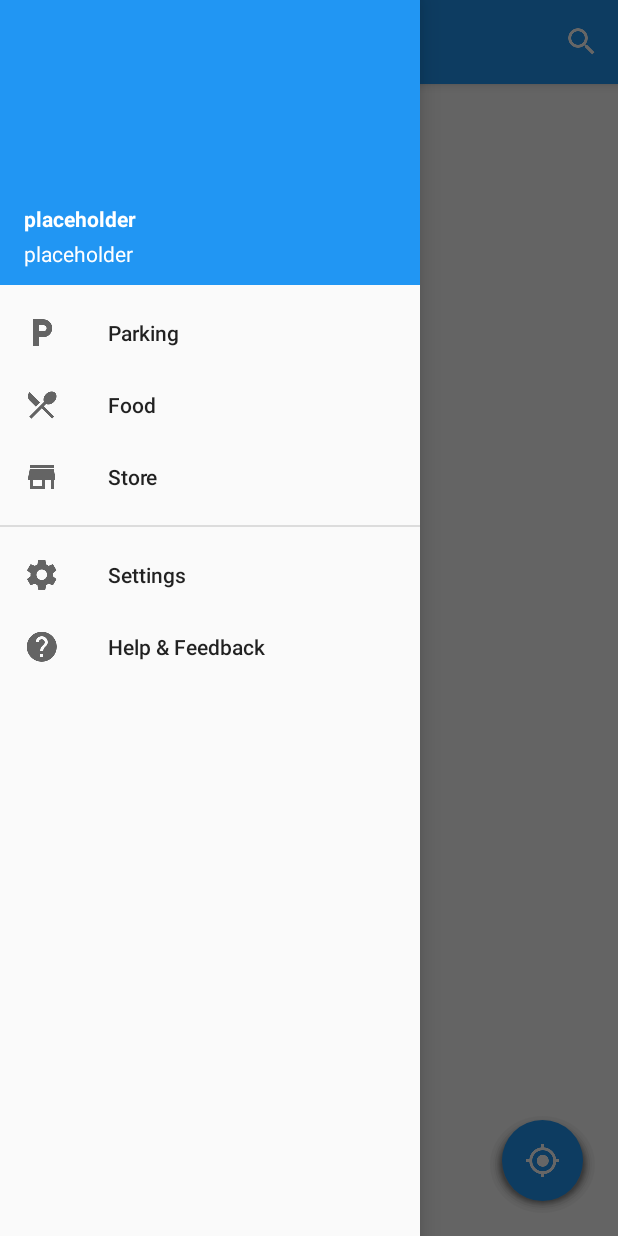
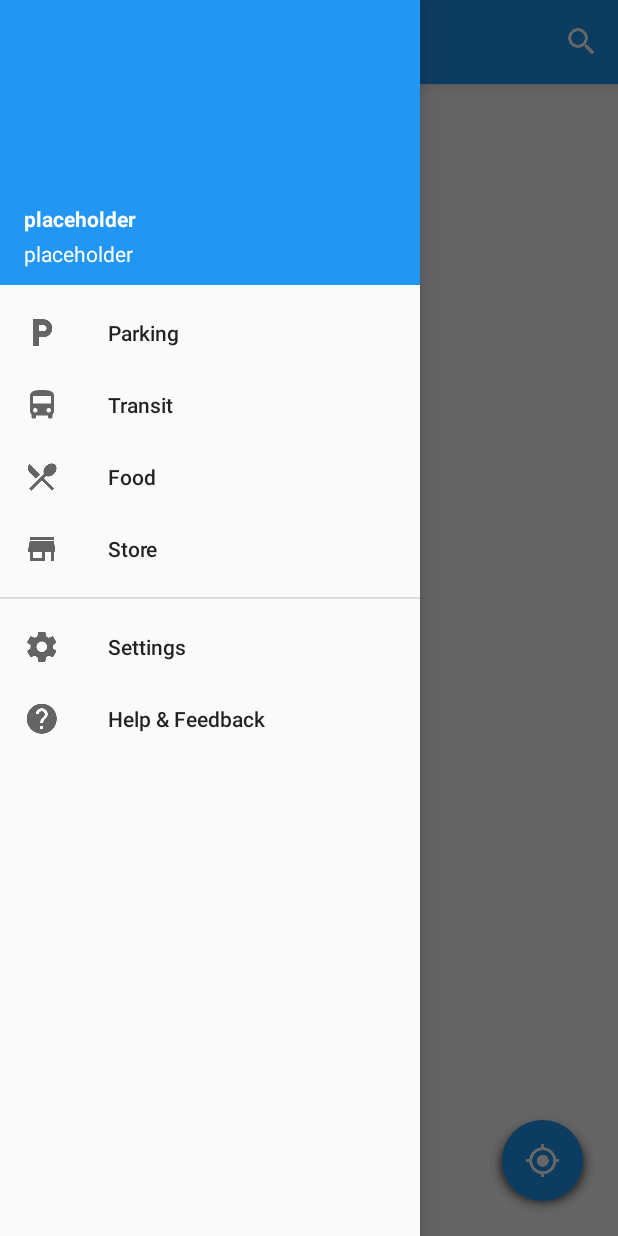
Before and after one commit to cammace/iGuide, an Android app: the screen it shows after launch (MainActivity), with the side drawer open, on a phone screen of 412 x 824 dp. Run offline under Robolectric (Android 15) with nearby library versions, the phone set to English and light mode, and no system bars; libraries missing offline, so code that uses them is left out: com.mapbox.mapboxsdk; plain views replace MapView; 7 statements that could not run were skipped.

Commit message:
Added transit to menu

```diff
--- a/app/src/main/res/menu/drawer.xml
+++ b/app/src/main/res/menu/drawer.xml
@@ -8,6 +8,12 @@
             android:checked="false"
             android:icon="@drawable/ic_local_parking_black_24dp"
             android:title="@string/parking" />
+
+        <item
+            android:id="@+id/transit"
+            android:checked="false"
+            android:icon="@drawable/ic_directions_bus_black_24dp"
+            android:title="@string/transit" />
 
         <item
             android:id="@+id/food"
--- a/app/src/main/res/values-v21/styles.xml
+++ b/app/src/main/res/values-v21/styles.xml
@@ -5,6 +5,17 @@
         <item name="android:colorPrimary">@color/PrimaryColor</item>
         <item name="android:colorPrimaryDark">@color/PrimaryDarkColor</item>
         <item name="android:statusBarColor">@android:color/transparent</item>
+        <item name="android:dropDownItemStyle">@style/searchSuggestionStyle</item>
         <!-- Customize your theme here. -->
     </style>
+
+
+    <style name="searchSuggestionStyle" parent="android:Theme.Material">
+
+        <!--
+        <item name="android:textColor">@color/secondary_text_default_material_light</item>
+         Layout for query suggestion rows -->
+        <item name="suggestionRowLayout">@layout/abc_search_dropdown_item_icons_2line</item>
+
+    </style>
 </resources>
--- a/app/src/main/res/values/strings.xml
+++ b/app/src/main/res/values/strings.xml
@@ -11,7 +11,7 @@
     <string name="search_hint">Room 101</string>
     <string name="settings">Settings</string>
     <string name="help">Help &amp; Feedback</string>
-
+    <string name="transit">Transit</string>
 
 
 
--- a/app/src/main/res/values/styles.xml
+++ b/app/src/main/res/values/styles.xml
@@ -5,6 +5,17 @@
         <item name="android:colorPrimary">@color/PrimaryColor</item>
         <item name="android:colorPrimaryDark">@color/PrimaryDarkColor</item>
         <item name="android:statusBarColor">@android:color/transparent</item>
+        <item name="android:dropDownItemStyle">@style/searchSuggestionStyle</item>
         <!-- Customize your theme here. -->
     </style>
+
+
+    <style name="searchSuggestionStyle" parent="Widget.AppCompat.SearchView">
+
+        <!--
+        <item name="android:textColor">@color/secondary_text_default_material_light</item>
+         Layout for query suggestion rows
+        <item name="suggestionRowLayout">...</item>
+        -->
+    </style>
 </resources>
```
Also changed, not shown: app/src/main/java/team6/iguide/MainActivity.java (+9 -6 lines), app/src/main/java/team6/iguide/Settings.java (+21 -0 lines), app/src/main/res/layout/search_dropdown_item_icons_2line.xml (deleted, +0 -96 lines), app/src/main/res/drawable-hdpi/ic_directions_bus_black_24dp.png (added), app/src/main/res/drawable-mdpi/ic_directions_bus_black_24dp.png (added), app/src/main/res/drawable-xhdpi/ic_directions_bus_black_24dp.png (added), app/src/main/res/drawable-xxhdpi/ic_directions_bus_black_24dp.png (added), app/src/main/res/drawable-xxxhdpi/ic_directions_bus_black_24dp.png (added), app/src/main/res/xml/searchable.xml (line endings or trailing spaces), 1 other file.
